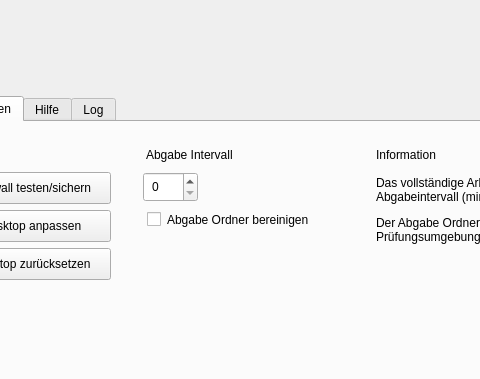
Above: server/server.ui from valueerrorx/life-exam before the change; both pictures show x 253 to 733 and y 0 to 379 of the 1006 by 609 pixel window. Below: the same form after it.
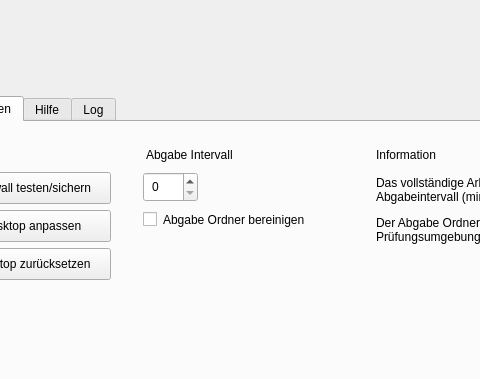
That is the form after the change. The open tabs and pages were chosen to show the change. Icons and pictures are not drawn.

The edit to the form file:
```diff
--- a/server/server.ui
+++ b/server/server.ui
@@ -1053,6 +1053,9 @@
              </item>
              <item>
               <widget class="QCheckBox" name="cleanabgabe">
+               <property name="styleSheet">
+                <string notr="true">margin:0px;</string>
+               </property>
                <property name="text">
                 <string>Abgabe Ordner bereinigen</string>
                </property>
```
Left out of the diff: 23 changed lines with no effect on the pictures.
